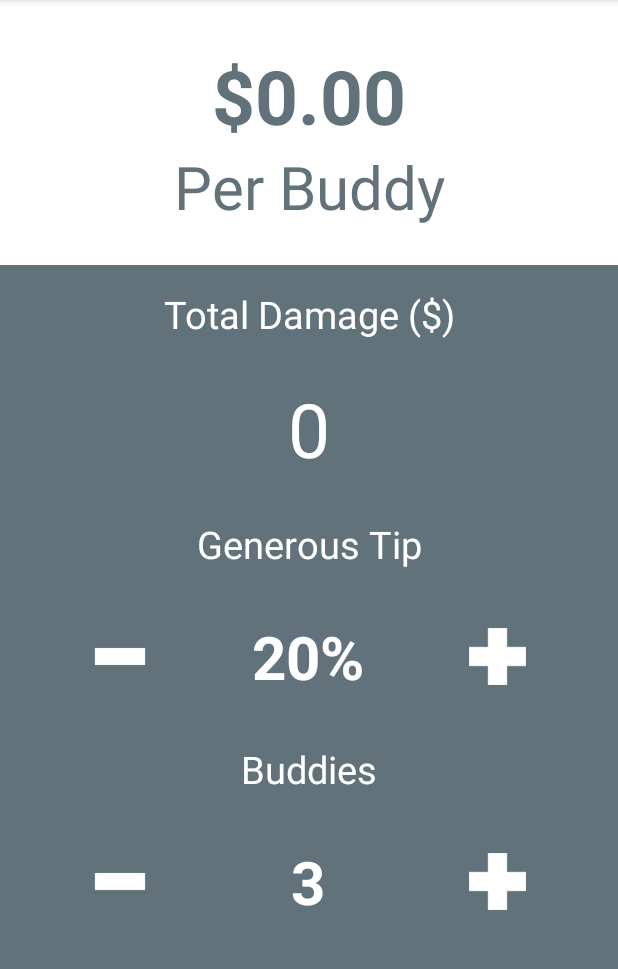
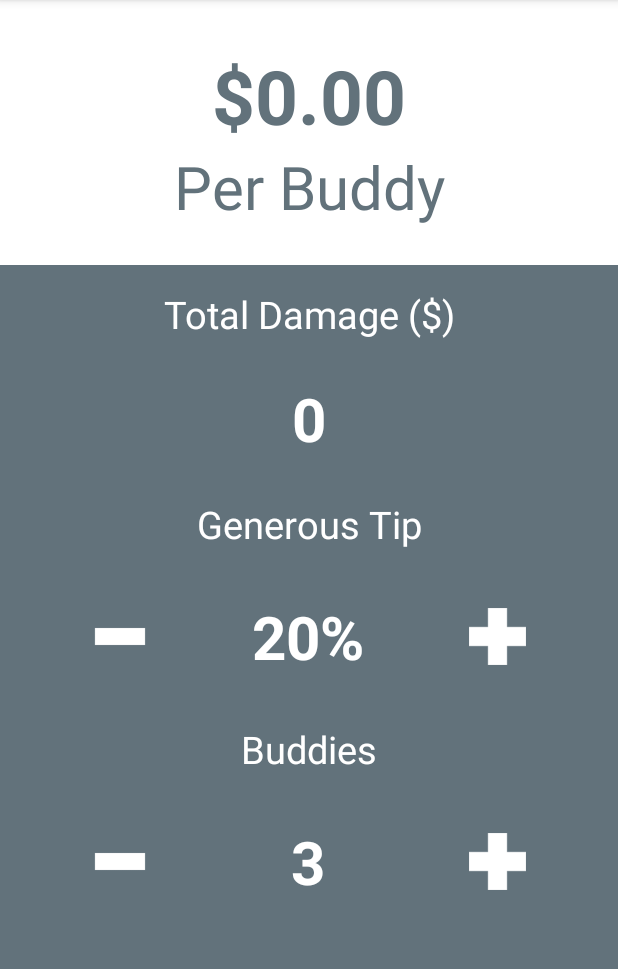
Before and after one commit to lawreyios/tipcalculator, an Android app: the screen it shows after launch (MainActivity), after a tap on an icon or button, on a phone screen of 412 x 824 dp, the part 84-1053 px from its top. Run offline under Robolectric (Android 15) with nearby library versions, the phone set to English and light mode, and no system bars; 2 other taps on this screen came first.

Commit message:
Update Project

```diff
--- a/app/src/main/java/com/raywenderlich/android/tipcalculator/MainActivity.kt
+++ b/app/src/main/java/com/raywenderlich/android/tipcalculator/MainActivity.kt
@@ -10,6 +10,8 @@ import android.widget.ImageButton
 import android.widget.TextView
 
 const val HUNDRED_PERCENT = 100.00
+const val TIP_INCREMENT_PERCENT = 20
+const val PEOPLE_INCREMENT_VALUE = 1
 
 class MainActivity : AppCompatActivity(), View.OnClickListener, TextWatcher {
 
@@ -76,28 +78,28 @@ class MainActivity : AppCompatActivity(), View.OnClickListener, TextWatcher {
     }
 
     private fun incrementTip() {
-        tipPercent += 5
+        tipPercent += TIP_INCREMENT_PERCENT
         tipTextView.text = String.format("%d%%", tipPercent)
         calculateExpense()
     }
 
     private fun decrementTip() {
         if (tipPercent != 0) {
-            tipPercent -= 5
+            tipPercent -= TIP_INCREMENT_PERCENT
             tipTextView.text = String.format("%d%%", tipPercent)
             calculateExpense()
         }
     }
 
     private fun incrementPeople() {
-        numberOfPeople += 1
+        numberOfPeople += PEOPLE_INCREMENT_VALUE
         numberOfPeopleTextView.text = numberOfPeople.toString()
         calculateExpense()
     }
 
     private fun decrementPeople() {
-        if (numberOfPeople != 0) {
-            numberOfPeople -= 1
+        if (numberOfPeople != 1) {
+            numberOfPeople -= PEOPLE_INCREMENT_VALUE
             numberOfPeopleTextView.text = numberOfPeople.toString()
             calculateExpense()
         }
--- a/app/src/main/res/layout/activity_main.xml
+++ b/app/src/main/res/layout/activity_main.xml
@@ -12,7 +12,6 @@
             android:id="@+id/expensePerPersonTextView"
             android:layout_width="match_parent"
             android:layout_height="wrap_content"
-            android:textAlignment="center"
             android:paddingTop="30dp"
             style="@style/h1Bold"
             android:textColor="@color/colorAccent"
@@ -21,7 +20,6 @@
     <TextView
             android:layout_width="match_parent"
             android:layout_height="wrap_content"
-            android:textAlignment="center"
             android:paddingBottom="25dp"
             style="@style/h2"
             android:textColor="@color/colorAccent"
@@ -38,7 +36,6 @@
                 android:layout_width="match_parent"
                 android:layout_height="wrap_content"
                 android:textColor="@color/colorWhite"
-                android:textAlignment="center"
                 style="@style/h4"
                 android:text="@string/billStaticText"/>
 
@@ -49,9 +46,7 @@
                 android:textColor="@color/colorWhite"
                 android:inputType="numberDecimal"
                 android:maxLines="1"
-                android:textAlignment="center"
-                android:textSize="50sp"
-                style="@style/h4"
+                style="@style/h2Bold"
                 android:text="0"/>
 
         <TextView
@@ -59,8 +54,6 @@
                 android:layout_width="match_parent"
                 android:layout_height="wrap_content"
                 android:textColor="@color/colorWhite"
-                android:textAlignment="center"
-                android:textSize="25sp"
                 style="@style/h4"
                 android:text="@string/tipStaticText"/>
 
@@ -82,7 +75,6 @@
                     android:layout_width="0dp"
                     android:layout_height="wrap_content"
                     android:textColor="@color/colorWhite"
-                    android:textAlignment="center"
                     android:layout_weight="1"
                     style="@style/h2Bold"
                     android:text="20%"/>
@@ -101,7 +93,6 @@
                 android:layout_width="match_parent"
                 android:layout_height="wrap_content"
                 android:textColor="@color/colorWhite"
-                android:textAlignment="center"
                 style="@style/h4"
                 android:text="@string/numberOfPeopleStaticText"/>
 
@@ -123,7 +114,6 @@
                     android:layout_width="0dp"
                     android:layout_height="wrap_content"
                     android:textColor="@color/colorWhite"
-                    android:textAlignment="center"
                     android:layout_weight="1"
                     style="@style/h2Bold"
                     android:text="4"/>
--- a/app/src/main/res/values/styles.xml
+++ b/app/src/main/res/values/styles.xml
@@ -11,19 +11,23 @@
     <style name="h1Bold">
         <item name="android:textSize">50sp</item>
         <item name="android:textStyle">bold</item>
+        <item name="android:textAlignment">center</item>
     </style>
 
     <style name="h2">
         <item name="android:textSize">40sp</item>
+        <item name="android:textAlignment">center</item>
     </style>
 
     <style name="h2Bold">
         <item name="android:textSize">40sp</item>
         <item name="android:textStyle">bold</item>
+        <item name="android:textAlignment">center</item>
     </style>
 
     <style name="h4">
         <item name="android:textSize">25sp</item>
+        <item name="android:textAlignment">center</item>
     </style>
 
     <style name="operationButton">
```
